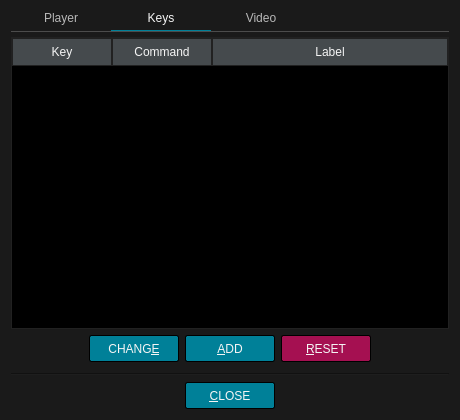
First picture: the form in src/ui/preferencesdialog.ui, repository u8sand/Baka-MPlayer, before the edit.
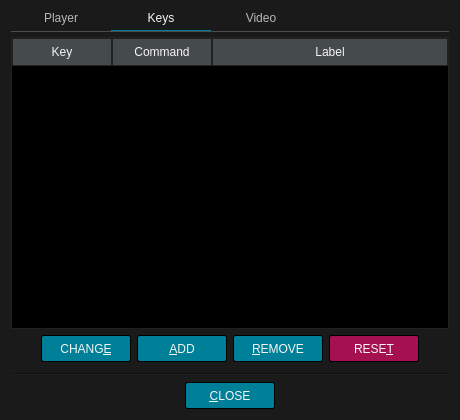
Second picture: the form after the edit. Icons and pictures are not drawn.

```diff
--- a/src/ui/preferencesdialog.ui
+++ b/src/ui/preferencesdialog.ui
@@ -480,6 +480,13 @@
            </property>
           </widget>
          </item>
+         <item>
+          <widget class="QPushButton" name="removeKeyButton">
+           <property name="text">
+            <string>&amp;REMOVE</string>
+           </property>
+          </widget>
+         </item>
          <item>
           <widget class="QPushButton" name="resetKeyButton">
            <property name="styleSheet">
@@ -493,7 +500,7 @@
 }</string>
            </property>
            <property name="text">
-            <string>&amp;RESET</string>
+            <string>RESE&amp;T</string>
            </property>
           </widget>
          </item>
```
Left out of the diff: 1 changed line with no effect on the pictures.
